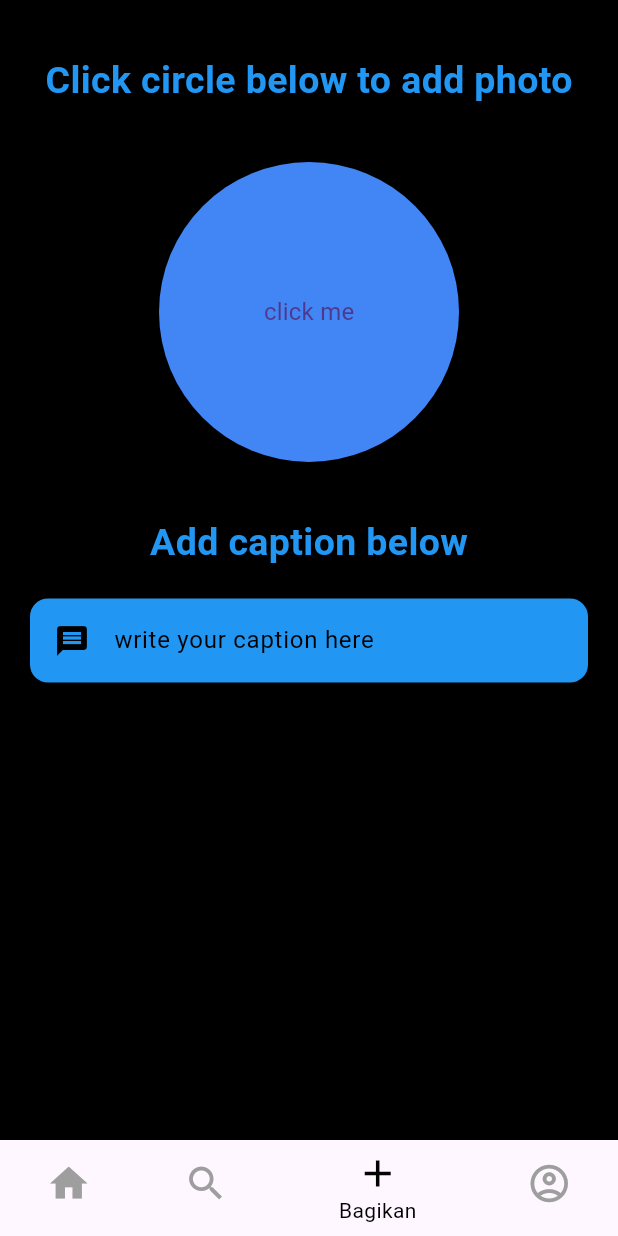
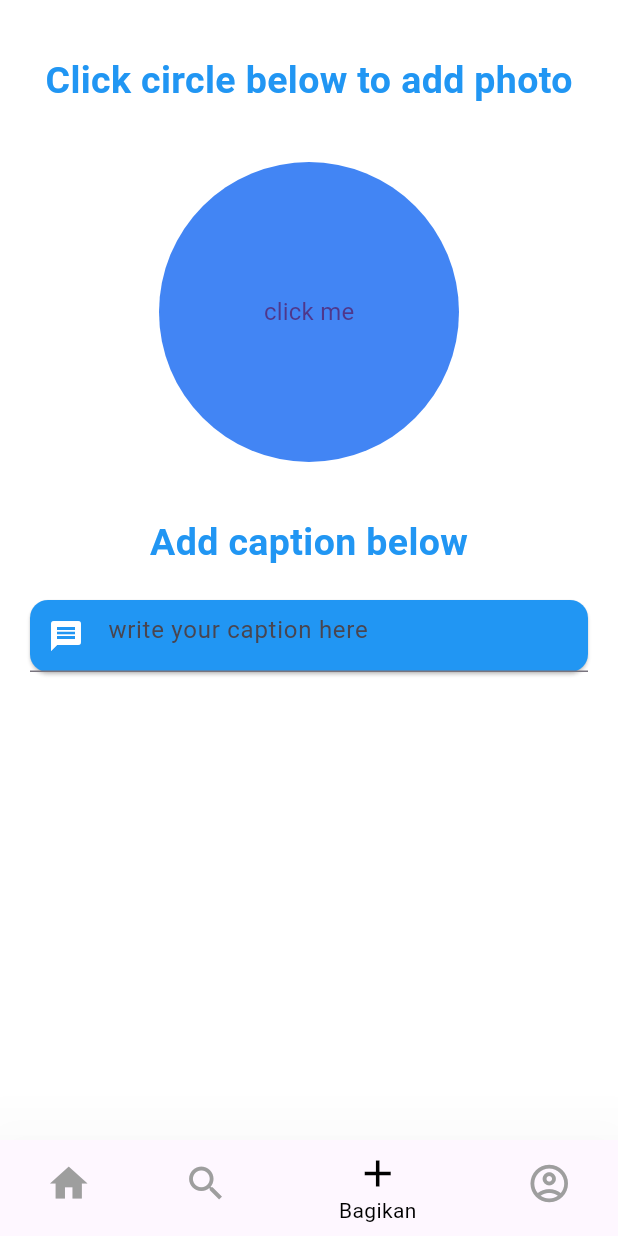
Before and after one commit to yosiasp/mobile_prog_kel6, a Flutter app: the screen it shows once a user with an empty profile is signed in, item 3 of the bottom bar chosen, on a phone screen of 412 x 824 dp. Run offline on Flutter 3.47's test engine with Material 3 defaults, Android fonts, the phone set to English and light mode, and no system bars; our stand-ins replace cloud_firestore, firebase_auth, firebase_core, image_picker; accounts and stored records are empty.

Commit message:
change upload image page ui

```diff
--- a/lib/screens/upload_image.dart
+++ b/lib/screens/upload_image.dart
@@ -20,7 +20,7 @@ class _UploadImageState extends State<UploadImage> {
   @override
   Widget build(BuildContext context) {
     return const Scaffold(
-      backgroundColor: Colors.black,
+      backgroundColor: Colors.white,
       body: Center(
         child: Column(
           children: [
@@ -73,13 +73,12 @@ class _UploadImageState extends State<UploadImage> {
               color: Colors.blue,
               margin: EdgeInsets.symmetric(
                 horizontal: 20.0,
-                vertical: 19.0,
+                vertical: 20.0,
               ),
-              child: ListTile(
-                leading: Icon(Icons.message, color: Colors.black),
-                title: Text(
-                  'write your caption here',
-                  style: TextStyle(color: Colors.black),
+              child: TextField(
+                decoration: InputDecoration(
+                hintText: "write your caption here",
+                prefixIcon: Icon(Icons.message, color: Colors.white),
                 ),
               ),
             ),
```
